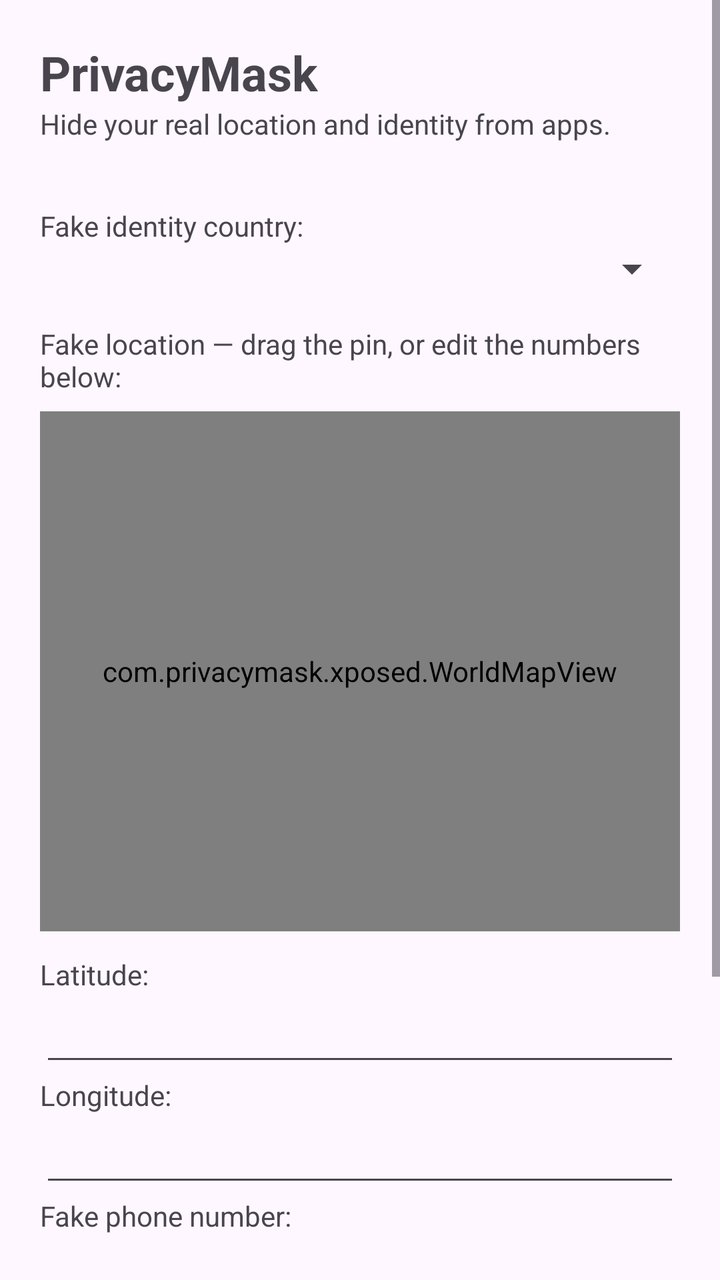
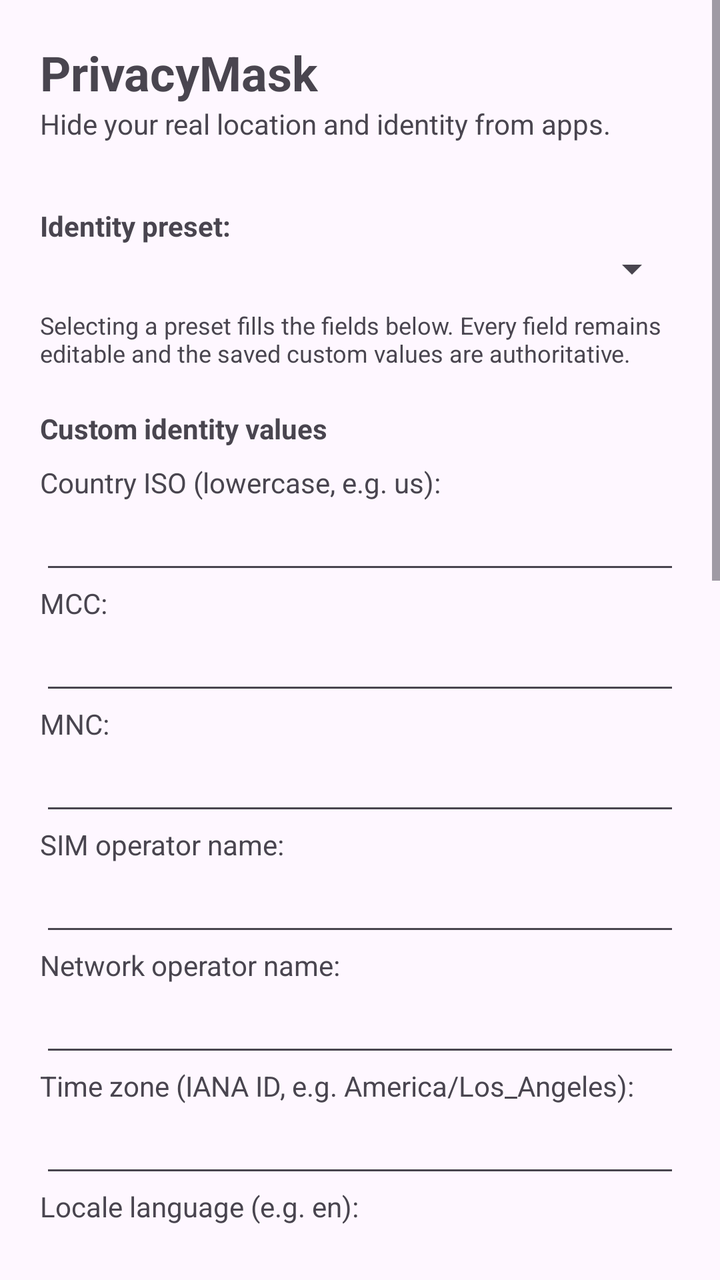

Screens rendered from an Android XML layout before and after an edit, with the pre-edit source and the edit as a unified diff.
<!-- AndroidManifest.xml: application theme Theme.PrivacyMask -->
<!-- res/layout/activity_main.xml -->
<?xml version="1.0" encoding="utf-8"?>
<ScrollView xmlns:android="http://schemas.android.com/apk/res/android"
    android:id="@+id/main"
    android:layout_width="match_parent"
    android:layout_height="match_parent">

    <LinearLayout
        android:layout_width="match_parent"
        android:layout_height="wrap_content"
        android:orientation="vertical"
        android:padding="20dp">

        <TextView
            android:layout_width="wrap_content"
            android:layout_height="wrap_content"
            android:text="PrivacyMask"
            android:textSize="24sp"
            android:textStyle="bold" />

        <TextView
            android:layout_width="wrap_content"
            android:layout_height="wrap_content"
            android:layout_marginBottom="16dp"
            android:text="Hide your real location and identity from apps." />

        <TextView
            android:layout_width="wrap_content"
            android:layout_height="wrap_content"
            android:layout_marginTop="16dp"
            android:text="Fake identity country:" />

        <Spinner
            android:id="@+id/spinnerCountry"
            android:layout_width="match_parent"
            android:layout_height="wrap_content" />

        <TextView
            android:layout_width="wrap_content"
            android:layout_height="wrap_content"
            android:layout_marginTop="16dp"
            android:text="Fake location — drag the pin, or edit the numbers below:" />

        <com.privacymask.xposed.WorldMapView
            android:id="@+id/mapView"
            android:layout_width="match_parent"
            android:layout_height="260dp"
            android:layout_marginTop="8dp" />

        <TextView
            android:layout_width="wrap_content"
            android:layout_height="wrap_content"
            android:layout_marginTop="12dp"
            android:text="Latitude:" />
        <EditText
            android:id="@+id/editLat"
            android:layout_width="match_parent"
            android:layout_height="wrap_content"
            android:inputType="numberDecimal|numberSigned" />

        <TextView
            android:layout_width="wrap_content"
            android:layout_height="wrap_content"
            android:text="Longitude:" />
        <EditText
            android:id="@+id/editLng"
            android:layout_width="match_parent"
            android:layout_height="wrap_content"
            android:inputType="numberDecimal|numberSigned" />

        <TextView
            android:layout_width="wrap_content"
            android:layout_height="wrap_content"
            android:text="Fake phone number:" />
        <EditText
            android:id="@+id/editPhone"
            android:layout_width="match_parent"
            android:layout_height="wrap_content"
            android:inputType="phone" />

        <Button
            android:id="@+id/btnRandomize"
            android:layout_width="match_parent"
            android:layout_height="wrap_content"
            android:layout_marginTop="20dp"
            android:text="Generate a new random identity" />

        <View
            android:layout_width="match_parent"
            android:layout_height="1dp"
            android:layout_marginTop="20dp"
            android:background="#E0E0E0" />

        <TextView
            android:layout_width="wrap_content"
            android:layout_height="wrap_content"
            android:layout_marginTop="16dp"
            android:text="Hooks — choose which of these get faked:"
            android:textStyle="bold" />

        
        <LinearLayout
            android:id="@+id/hooksContainer"
            android:layout_width="match_parent"
            android:layout_height="wrap_content"
            android:orientation="vertical" />

        <TextView
            android:id="@+id/txtStatus"
            android:layout_width="match_parent"
            android:layout_height="wrap_content"
            android:layout_marginTop="20dp"
            android:textSize="12sp" />

    </LinearLayout>
</ScrollView>
<!-- resources referenced by this layout -->
<resources>
  <style name="Theme.PrivacyMask" parent="Base.Theme.PrivacyMask" />
  <style name="Base.Theme.PrivacyMask" parent="Theme.Material3.DayNight.NoActionBar">
          
          
      </style>
</resources>

<!-- the commit's change to res/layout/activity_main.xml (unified diff, before → after) -->
@@ -27,7 +27,8 @@
             android:layout_width="wrap_content"
             android:layout_height="wrap_content"
             android:layout_marginTop="16dp"
-            android:text="Fake identity country:" />
+            android:text="Identity preset:"
+            android:textStyle="bold" />
 
         <Spinner
             android:id="@+id/spinnerCountry"
@@ -37,8 +38,123 @@
         <TextView
             android:layout_width="wrap_content"
             android:layout_height="wrap_content"
-            android:layout_marginTop="16dp"
-            android:text="Fake location — drag the pin, or edit the numbers below:" />
+            android:layout_marginTop="8dp"
+            android:text="Selecting a preset fills the fields below. Every field remains editable and the saved custom values are authoritative."
+            android:textSize="12sp" />
+
+        <TextView
+            android:layout_width="wrap_content"
+            android:layout_height="wrap_content"
+            android:layout_marginTop="20dp"
+            android:text="Custom identity values"
+            android:textStyle="bold" />
+
+        <TextView
+            android:layout_width="wrap_content"
+            android:layout_height="wrap_content"
+            android:layout_marginTop="8dp"
+            android:text="Country ISO (lowercase, e.g. us):" />
+        <EditText
+            android:id="@+id/editCountryIso"
+            android:layout_width="match_parent"
+            android:layout_height="wrap_content"
+            android:inputType="textNoSuggestions"
+            android:maxLines="1" />
+
+        <TextView
+            android:layout_width="wrap_content"
+            android:layout_height="wrap_content"
+            android:text="MCC:" />
+        <EditText
+            android:id="@+id/editMcc"
+            android:layout_width="match_parent"
+            android:layout_height="wrap_content"
+            android:inputType="number"
+            android:maxLines="1" />
+
+        <TextView
+            android:layout_width="wrap_content"
+            android:layout_height="wrap_content"
+            android:text="MNC:" />
+        <EditText
+            android:id="@+id/editMnc"
+            android:layout_width="match_parent"
+            android:layout_height="wrap_content"
+            android:inputType="number"
+            android:maxLines="1" />
+
+        <TextView
+            android:layout_width="wrap_content"
+            android:layout_height="wrap_content"
+            android:text="SIM operator name:" />
+        <EditText
+            android:id="@+id/editSimOperatorName"
+            android:layout_width="match_parent"
+            android:layout_height="wrap_content"
+            android:inputType="text"
+            android:maxLines="1" />
+
+        <TextView
+            android:layout_width="wrap_content"
+            android:layout_height="wrap_content"
+            android:text="Network operator name:" />
+        <EditText
+            android:id="@+id/editNetworkOperatorName"
+            android:layout_width="match_parent"
+            android:layout_height="wrap_content"
+            android:inputType="text"
+            android:maxLines="1" />
+
+        <TextView
+            android:layout_width="wrap_content"
+            android:layout_height="wrap_content"
+            android:text="Time zone (IANA ID, e.g. America/Los_Angeles):" />
+        <EditText
+            android:id="@+id/editTimezone"
+            android:layout_width="match_parent"
+            android:layout_height="wrap_content"
+            android:inputType="textNoSuggestions"
+            android:maxLines="1" />
+
+        <TextView
+            android:layout_width="wrap_content"
+            android:layout_height="wrap_content"
+            android:text="Locale language (e.g. en):" />
+        <EditText
+            android:id="@+id/editLocaleLanguage"
+            android:layout_width="match_parent"
+            android:layout_height="wrap_content"
+            android:inputType="textNoSuggestions"
+            android:maxLines="1" />
+
+        <TextView
+            android:layout_width="wrap_content"
+            android:layout_height="wrap_content"
+            android:text="Locale country/region (e.g. US):" />
+        <EditText
+            android:id="@+id/editLocaleCountry"
+            android:layout_width="match_parent"
+            android:layout_height="wrap_content"
+            android:inputType="textNoSuggestions"
+            android:maxLines="1" />
+
+        <TextView
+            android:layout_width="wrap_content"
+            android:layout_height="wrap_content"
+            android:text="Fake phone number:" />
+        <EditText
+            android:id="@+id/editPhone"
+            android:layout_width="match_parent"
+            android:layout_height="wrap_content"
+            android:inputType="phone"
+            android:maxLines="1" />
+
+        <TextView
+            android:layout_width="wrap_content"
+            android:layout_height="wrap_content"
+            android:layout_marginTop="20dp"
+            android:text="Fake location — drag the pin, or edit the numbers below:"
+            android:textStyle="bold" />
 
         <com.privacymask.xposed.WorldMapView
             android:id="@+id/mapView"
@@ -55,7 +171,8 @@
             android:id="@+id/editLat"
             android:layout_width="match_parent"
             android:layout_height="wrap_content"
-            android:inputType="numberDecimal|numberSigned" />
+            android:inputType="numberDecimal|numberSigned"
+            android:maxLines="1" />
 
         <TextView
             android:layout_width="wrap_content"
@@ -65,17 +182,8 @@
             android:id="@+id/editLng"
             android:layout_width="match_parent"
             android:layout_height="wrap_content"
-            android:inputType="numberDecimal|numberSigned" />
-
-        <TextView
-            android:layout_width="wrap_content"
-            android:layout_height="wrap_content"
-            android:text="Fake phone number:" />
-        <EditText
-            android:id="@+id/editPhone"
-            android:layout_width="match_parent"
-            android:layout_height="wrap_content"
-            android:inputType="phone" />
+            android:inputType="numberDecimal|numberSigned"
+            android:maxLines="1" />
 
         <Button
             android:id="@+id/btnRandomize"
@@ -97,7 +205,6 @@
             android:text="Hooks — choose which of these get faked:"
             android:textStyle="bold" />
 
-        
         <LinearLayout
             android:id="@+id/hooksContainer"
             android:layout_width="match_parent"
